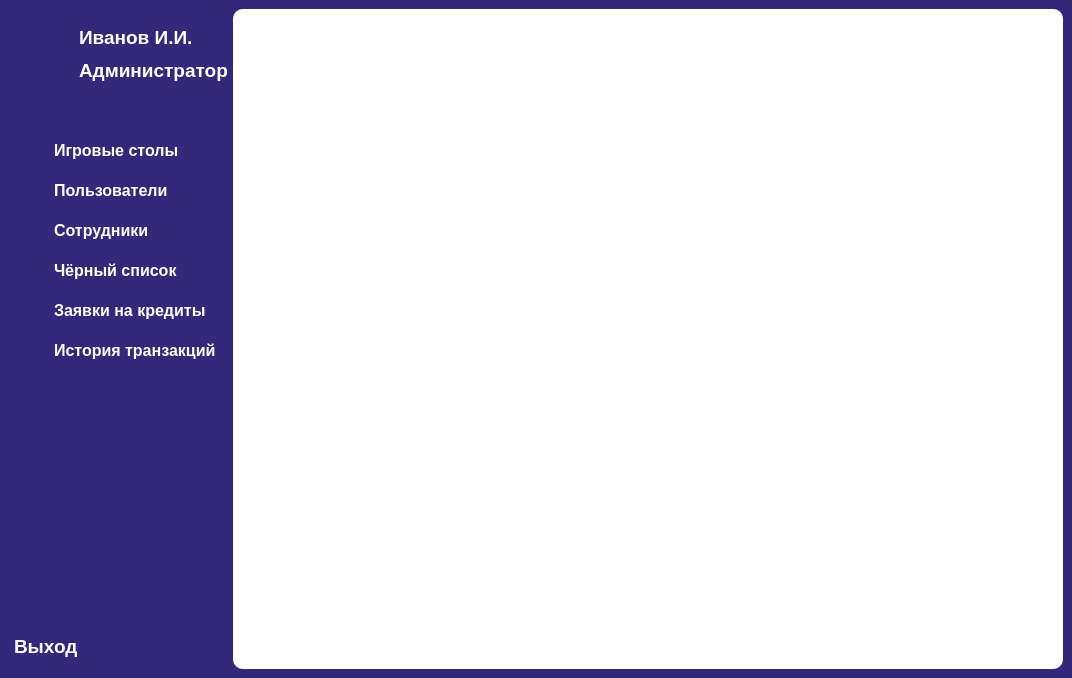
First picture: the form in Gui/window_admin.ui, repository MyEdit/Casino_Client, before the edit.
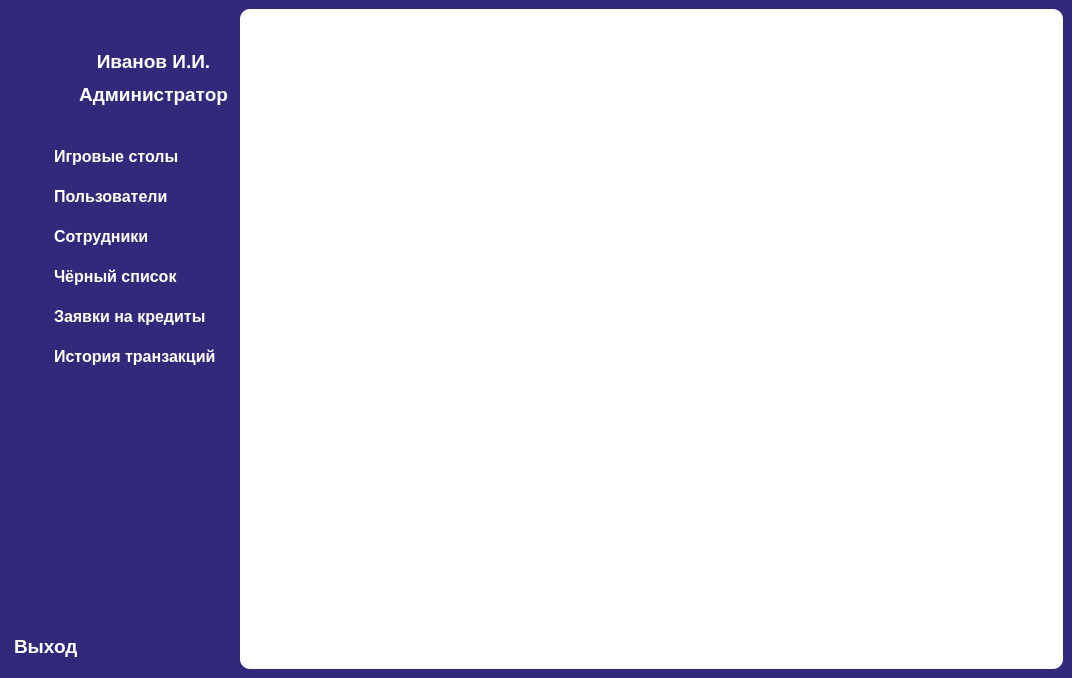
Second picture: the form after the edit. Icons and pictures are not drawn.

Patch:
```diff
--- a/Gui/window_admin.ui
+++ b/Gui/window_admin.ui
@@ -32,91 +32,7 @@
     <property name="horizontalSpacing">
      <number>0</number>
     </property>
-    <item row="0" column="2" rowspan="15">
-     <widget class="QTabWidget" name="tabWidget">
-      <property name="styleSheet">
-       <string notr="true">QTabWidget::pane {
-	border-radius: 10px;
-	background-color: rgb(255, 255, 255);
-}</string>
-      </property>
-      <property name="tabPosition">
-       <enum>QTabWidget::South</enum>
-      </property>
-      <property name="tabShape">
-       <enum>QTabWidget::Rounded</enum>
-      </property>
-      <property name="currentIndex">
-       <number>-1</number>
-      </property>
-      <property name="documentMode">
-       <bool>false</bool>
-      </property>
-      <property name="tabsClosable">
-       <bool>false</bool>
-      </property>
-      <property name="movable">
-       <bool>false</bool>
-      </property>
-      <property name="tabBarAutoHide">
-       <bool>false</bool>
-      </property>
-     </widget>
-    </item>
-    <item row="2" column="1">
-     <layout class="QVBoxLayout" name="verticalLayout">
-      <property name="leftMargin">
-       <number>5</number>
-      </property>
-      <property name="rightMargin">
-       <number>5</number>
-      </property>
-      <item>
-       <widget class="QLabel" name="fullNameEmployee">
-        <property name="font">
-         <font>
-          <family>Segoe UI</family>
-          <pointsize>14</pointsize>
-          <weight>75</weight>
-          <bold>true</bold>
-         </font>
-        </property>
-        <property name="styleSheet">
-         <string notr="true">QLabel {
-	color: rgb(255, 255, 255);
-}</string>
-        </property>
-        <property name="text">
-         <string>Иванов И.И.</string>
-        </property>
-        <property name="wordWrap">
-         <bool>true</bool>
-        </property>
-       </widget>
-      </item>
-      <item>
-       <widget class="QLabel" name="post">
-        <property name="font">
-         <font>
-          <family>Segoe UI</family>
-          <pointsize>14</pointsize>
-          <weight>75</weight>
-          <bold>true</bold>
-         </font>
-        </property>
-        <property name="styleSheet">
-         <string notr="true">QLabel {
-	color: rgb(255, 255, 255);
-}</string>
-        </property>
-        <property name="text">
-         <string>Администратор</string>
-        </property>
-       </widget>
-      </item>
-     </layout>
-    </item>
-    <item row="13" column="0" colspan="2">
+    <item row="14" column="0" colspan="2">
      <widget class="QPushButton" name="buttonExit">
       <property name="font">
        <font>
@@ -150,7 +66,36 @@
       </property>
      </widget>
     </item>
-    <item row="7" column="0" rowspan="2" colspan="2">
+    <item row="13" column="0" colspan="2">
+     <spacer name="verticalSpacer_2">
+      <property name="orientation">
+       <enum>Qt::Vertical</enum>
+      </property>
+      <property name="sizeHint" stdset="0">
+       <size>
+        <width>20</width>
+        <height>40</height>
+       </size>
+      </property>
+     </spacer>
+    </item>
+    <item row="7" column="0" colspan="2">
+     <spacer name="verticalSpacer">
+      <property name="orientation">
+       <enum>Qt::Vertical</enum>
+      </property>
+      <property name="sizeType">
+       <enum>QSizePolicy::Minimum</enum>
+      </property>
+      <property name="sizeHint" stdset="0">
+       <size>
+        <width>20</width>
+        <height>20</height>
+       </size>
+      </property>
+     </spacer>
+    </item>
+    <item row="8" column="0" rowspan="2" colspan="2">
      <layout class="QGridLayout" name="gridLayout_3">
       <property name="horizontalSpacing">
        <number>0</number>
@@ -431,53 +376,147 @@
       </item>
      </layout>
     </item>
-    <item row="2" column="0">
-     <widget class="QLabel" name="photo">
-      <property name="minimumSize">
-       <size>
-        <width>65</width>
-        <height>65</height>
-       </size>
+    <item row="0" column="2" rowspan="16">
+     <widget class="QTabWidget" name="tabWidget">
+      <property name="styleSheet">
+       <string notr="true">QTabWidget::pane {
+	border-radius: 10px;
+	background-color: rgb(255, 255, 255);
+}</string>
       </property>
-      <property name="maximumSize">
-       <size>
-        <width>65</width>
-        <height>65</height>
-       </size>
+      <property name="tabPosition">
+       <enum>QTabWidget::South</enum>
       </property>
-      <property name="text">
-       <string/>
+      <property name="tabShape">
+       <enum>QTabWidget::Rounded</enum>
+      </property>
+      <property name="currentIndex">
+       <number>-1</number>
+      </property>
+      <property name="documentMode">
+       <bool>false</bool>
+      </property>
+      <property name="tabsClosable">
+       <bool>false</bool>
+      </property>
+      <property name="movable">
+       <bool>false</bool>
+      </property>
+      <property name="tabBarAutoHide">
+       <bool>false</bool>
       </property>
      </widget>
     </item>
     <item row="6" column="0" colspan="2">
-     <spacer name="verticalSpacer">
-      <property name="orientation">
-       <enum>Qt::Vertical</enum>
-      </property>
-      <property name="sizeType">
-       <enum>QSizePolicy::Minimum</enum>
-      </property>
-      <property name="sizeHint" stdset="0">
-       <size>
-        <width>20</width>
-        <height>20</height>
-       </size>
-      </property>
-     </spacer>
-    </item>
-    <item row="12" column="0" colspan="2">
-     <spacer name="verticalSpacer_2">
-      <property name="orientation">
-       <enum>Qt::Vertical</enum>
-      </property>
-      <property name="sizeHint" stdset="0">
-       <size>
-        <width>20</width>
-        <height>40</height>
-       </size>
-      </property>
-     </spacer>
+     <layout class="QHBoxLayout" name="horizontalLayout">
+      <item>
+       <spacer name="horizontalSpacer_2">
+        <property name="orientation">
+         <enum>Qt::Horizontal</enum>
+        </property>
+        <property name="sizeHint" stdset="0">
+         <size>
+          <width>0</width>
+          <height>0</height>
+         </size>
+        </property>
+       </spacer>
+      </item>
+      <item>
+       <widget class="QLabel" name="photo">
+        <property name="minimumSize">
+         <size>
+          <width>65</width>
+          <height>65</height>
+         </size>
+        </property>
+        <property name="maximumSize">
+         <size>
+          <width>65</width>
+          <height>65</height>
+         </size>
+        </property>
+        <property name="text">
+         <string/>
+        </property>
+       </widget>
+      </item>
+      <item>
+       <layout class="QVBoxLayout" name="verticalLayout">
+        <property name="leftMargin">
+         <number>5</number>
+        </property>
+        <property name="rightMargin">
+         <number>5</number>
+        </property>
+        <item>
+         <widget class="QLabel" name="fullNameEmployee">
+          <property name="minimumSize">
+           <size>
+            <width>20</width>
+            <height>0</height>
+           </size>
+          </property>
+          <property name="font">
+           <font>
+            <family>Segoe UI</family>
+            <pointsize>14</pointsize>
+            <weight>75</weight>
+            <bold>true</bold>
+           </font>
+          </property>
+          <property name="styleSheet">
+           <string notr="true">QLabel {
+	color: rgb(255, 255, 255);
+}</string>
+          </property>
+          <property name="text">
+           <string>Иванов И.И.</string>
+          </property>
+          <property name="alignment">
+           <set>Qt::AlignCenter</set>
+          </property>
+          <property name="wordWrap">
+           <bool>true</bool>
+          </property>
+         </widget>
+        </item>
+        <item>
+         <widget class="QLabel" name="post">
+          <property name="font">
+           <font>
+            <family>Segoe UI</family>
+            <pointsize>14</pointsize>
+            <weight>75</weight>
+            <bold>true</bold>
+           </font>
+          </property>
+          <property name="styleSheet">
+           <string notr="true">QLabel {
+	color: rgb(255, 255, 255);
+}</string>
+          </property>
+          <property name="text">
+           <string>Администратор</string>
+          </property>
+          <property name="alignment">
+           <set>Qt::AlignCenter</set>
+          </property>
+          <property name="wordWrap">
+           <bool>true</bool>
+          </property>
+         </widget>
+        </item>
+       </layout>
+      </item>
+      <item>
+       <spacer name="horizontalSpacer_3">
+        <property name="orientation">
+         <enum>Qt::Horizontal</enum>
+        </property>
+       </spacer>
+      </item>
+     </layout>
     </item>
    </layout>
   </widget>
```
